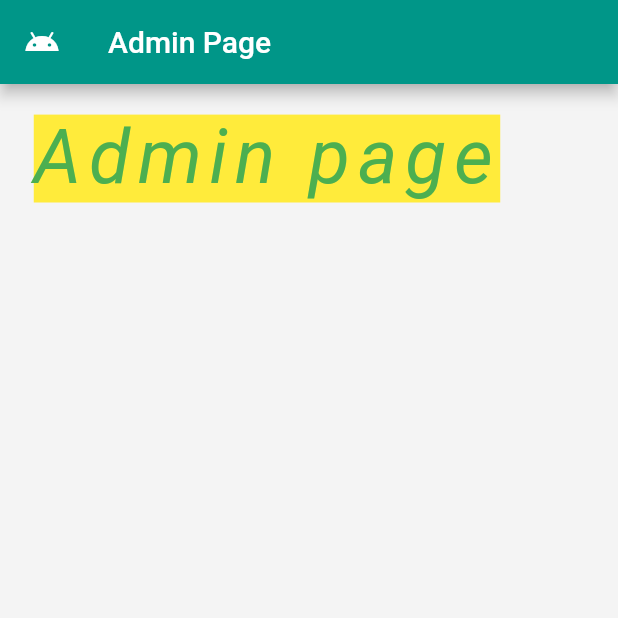
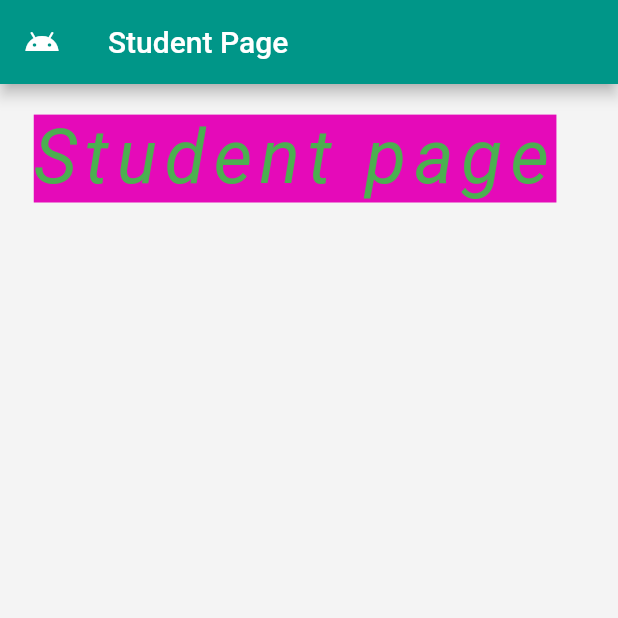
Before and after one commit to MahShihab/MathApp, a Flutter app: the Student screen opened directly, on a phone screen of 412 x 824 dp, the top half of it. Run offline on Flutter 3.47's test engine with Material 2 defaults, Android fonts, the phone set to English and light mode, and no system bars; our stand-ins replace cloud_firestore, firebase_core; accounts and stored records are empty; network calls fail; Roboto replaces fonts that are missing (casual).

Commit message:
Update student forword page

```diff
--- a/lib/StudentHome.dart
+++ b/lib/StudentHome.dart
@@ -12,7 +12,7 @@ class Student extends StatelessWidget {
       /*******************--[focus here 🧐]--*******************/
       appBar: AppBar(
         leading: const Icon(Icons.android_sharp),
-        title: const Text('Admin Page'),
+        title: const Text('Student Page'),
 
         backgroundColor: Colors.teal,
         elevation: 4,
@@ -36,9 +36,9 @@ class Student extends StatelessWidget {
   }
   Text MyFirstQuiz_text() {
     return const Text(
-      'Admin page',
+      'Student page',
       style: TextStyle(
-          backgroundColor: Colors.yellow,
+          backgroundColor: Color.fromARGB(255, 229, 10, 185),
           fontSize: 50,
           color: Colors.green,
           fontStyle: FontStyle.italic,
--- a/lib/signUp.dart
+++ b/lib/signUp.dart
@@ -249,7 +249,7 @@ class SignUp extends StatelessWidget {
                         'fullname': name,
                         'email': email,
                         'password': password,
-                        'type': 'admin',
+                        'type': 'student',
                       });
 
                       print(email + password + confirmPassword + name);
```
Also changed, not shown: lib/main.dart (+13 -2 lines).
